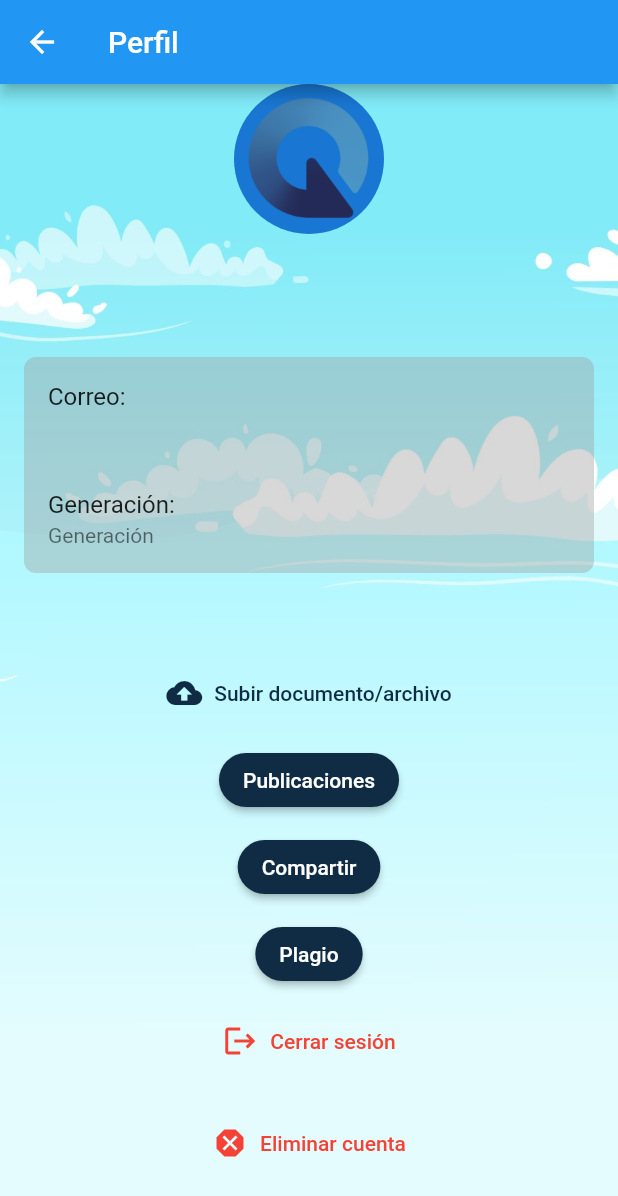
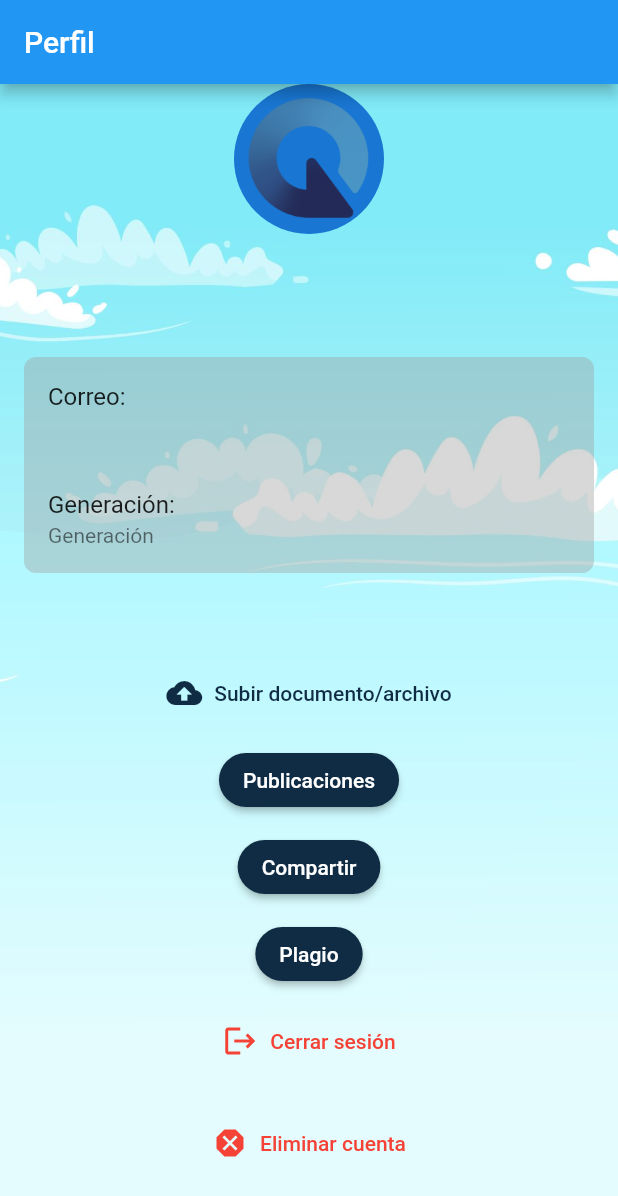
Before and after one commit to Michinded/cardenal_devs, a Flutter app: the ProfilePage screen opened by its route, on a phone screen of 412 x 824 dp. Shown: the top 1196 px of the screen. Run offline on Flutter 3.47's test engine with Material 2 defaults, Android fonts, the phone set to English and light mode, and no system bars; our stand-ins replace cloud_firestore, firebase_auth, firebase_core, flutter_rating_bar; accounts and stored records are empty.

Commit message:
Update profile_view.dart
Evitar que el usuario vaya hacia atras

```diff
--- a/lib/pages/profile/profile_view.dart
+++ b/lib/pages/profile/profile_view.dart
@@ -28,9 +28,16 @@ class _ProfilePageState extends State<ProfilePage> {
   @override
   Widget build(BuildContext context) {
     var hasNotch = MediaQuery.of(context).padding.top > 24.0;
-    return Scaffold(
+    return WillPopScope(
+      onWillPop: () async {
+        // Evitar el comportamiento del botón de retroceso
+        return false;
+      },
+      child: Scaffold(
         appBar: AppBar(
           title: Text('Perfil'),
+          //Quitar el botón de retroceso
+          automaticallyImplyLeading: false,
         ),
         body: SafeArea(
           child: Stack(
@@ -39,7 +46,7 @@ class _ProfilePageState extends State<ProfilePage> {
               // Imagen de fondo
               Positioned.fill(
                 child: Image.asset(
-                'assets/img/background_app.jpg',  // Reemplaza con la ruta de tu imagen
+                  'assets/img/background_app.jpg',  // Ruta de la imagen de fondo
                   fit: BoxFit.cover,
                 ),
               ),
@@ -99,7 +106,9 @@ class _ProfilePageState extends State<ProfilePage> {
             ],
           ),
         ),
+      ),
     );
+
   }
 }
 
```
Lines whose indentation alone changed are shown as unchanged.
